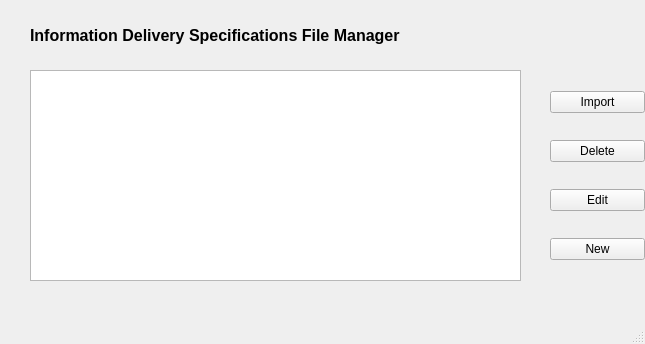
ivanfelipeib/Masterarbeit, file GUI_Windows/ids_manage.ui: the form before one commit.
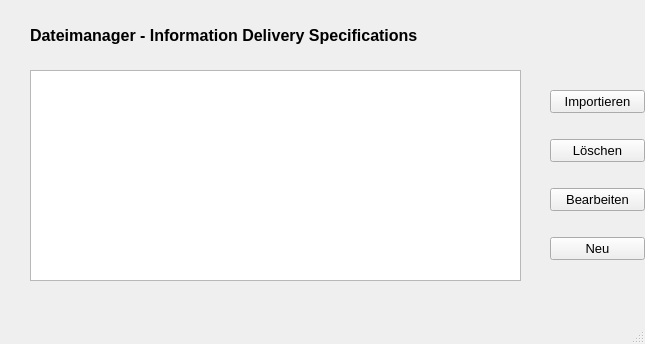
The form after the commit. Custom widgets are drawn as their Qt base class.

The edit to the form file:
```diff
--- a/GUI_Windows/ids_manage.ui
+++ b/GUI_Windows/ids_manage.ui
@@ -29,7 +29,7 @@
      <rect>
       <x>30</x>
       <y>20</y>
-      <width>381</width>
+      <width>391</width>
       <height>31</height>
      </rect>
     </property>
@@ -42,7 +42,7 @@
      </font>
     </property>
     <property name="text">
-     <string>Information Delivery Specifications File Manager</string>
+     <string>Dateimanager - Information Delivery Specifications </string>
     </property>
    </widget>
    <widget class="QWidget" name="layoutWidget">
@@ -57,29 +57,49 @@
     <layout class="QVBoxLayout" name="verticalLayout">
      <item>
       <widget class="QPushButton" name="btn_import_ids">
+       <property name="font">
+        <font>
+         <pointsize>10</pointsize>
+        </font>
+       </property>
        <property name="text">
-        <string>Import</string>
+        <string>Importieren</string>
        </property>
       </widget>
      </item>
      <item>
       <widget class="QPushButton" name="btn_delete_ids">
+       <property name="font">
+        <font>
+         <pointsize>10</pointsize>
+        </font>
+       </property>
        <property name="text">
-        <string>Delete</string>
+        <string>Löschen</string>
        </property>
       </widget>
      </item>
      <item>
       <widget class="QPushButton" name="btn_ids_edit">
+       <property name="font">
+        <font>
+         <pointsize>10</pointsize>
+        </font>
+       </property>
        <property name="text">
-        <string>Edit</string>
+        <string>Bearbeiten</string>
        </property>
       </widget>
      </item>
      <item>
       <widget class="QPushButton" name="btn_ids_new">
+       <property name="font">
+        <font>
+         <pointsize>10</pointsize>
+        </font>
+       </property>
        <property name="text">
-        <string>New</string>
+        <string>Neu</string>
        </property>
       </widget>
      </item>
```
